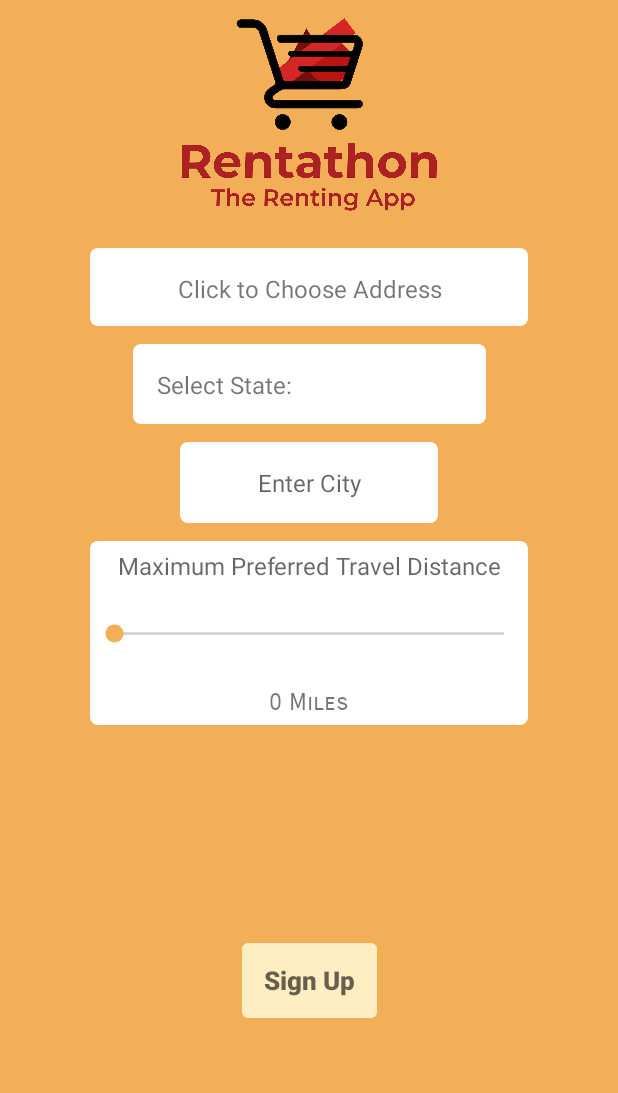
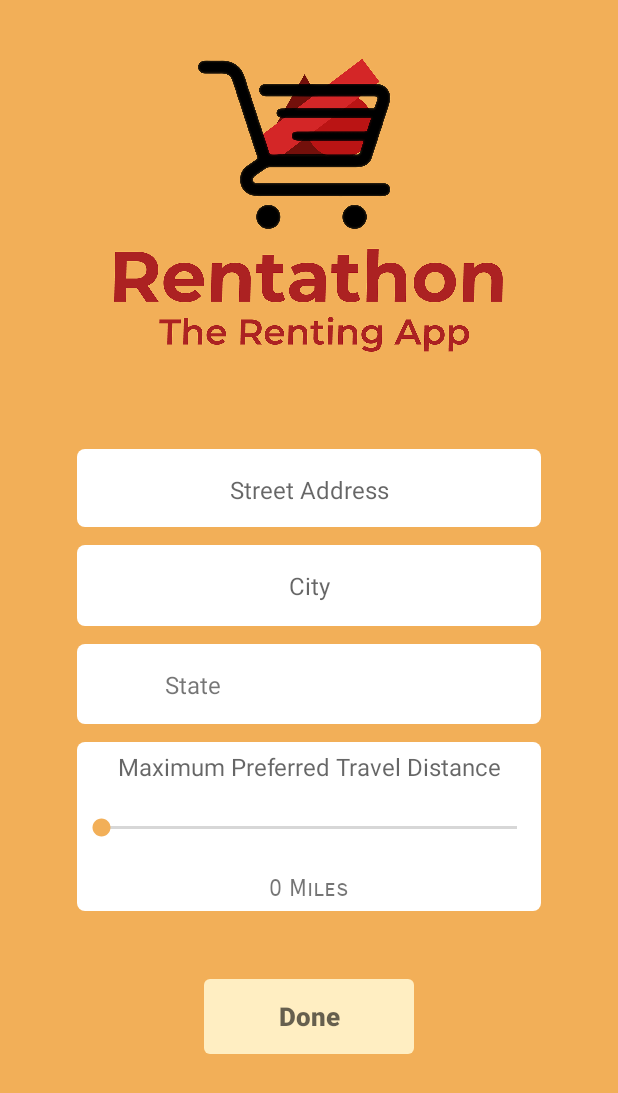
Before and after one commit to ayushpai/rentathon-android, an Android app: the SignUpPage2 screen opened directly, with no data from a screen before it, on a phone screen of 412 x 824 dp. Shown: the top 1093 px of the screen. Run offline under Robolectric (Android 15) with nearby library versions, the phone set to English and light mode, and no system bars; our stand-ins replace Firebase (no records; nobody signed in at launch, a user with empty details on screens opened directly); libraries missing offline, so code that uses them is left out: com.rtchagas.pingplacepicker; Roboto replaces fonts that are not available here; 1 statement that could not run was skipped.

Commit message:
added profile page and fixed constraint issues with account_signup_pg2.xml

```diff
--- a/app/src/main/res/layout/account_signup_pg2.xml
+++ b/app/src/main/res/layout/account_signup_pg2.xml
@@ -7,79 +7,88 @@
     android:background="@color/colorAccent"
     tools:context=".S">
 
+
     <ImageView
         android:id="@id/rentathon_logo"
-        android:layout_width="186dp"
-        android:layout_height="135dp"
-        android:layout_marginTop="10dp"
-        app:layout_constraintBottom_toTopOf="@+id/signin_email_input"
+        android:layout_width="0dp"
+        android:layout_height="0dp"
+        app:layout_constraintBottom_toBottomOf="parent"
         app:layout_constraintEnd_toEndOf="parent"
+        app:layout_constraintHeight_percent=".25"
+        app:layout_constraintHorizontal_bias="0.5"
         app:layout_constraintStart_toStartOf="parent"
         app:layout_constraintTop_toTopOf="parent"
+        app:layout_constraintVertical_bias="0.058"
+        app:layout_constraintWidth_percent=".70"
         app:srcCompat="@drawable/rentathon_the_renting_app_logo" />
 
     <TextView
         android:id="@+id/signup_address_input"
-        android:layout_width="match_parent"
+        android:layout_width="0dp"
         android:layout_height="52dp"
-        android:layout_marginLeft="60dp"
-        android:layout_marginTop="20dp"
-        android:layout_marginRight="60dp"
         android:background="@drawable/edt_txt"
         android:clickable="true"
-        android:text="Click to Choose Address"
+        android:gravity="center"
         android:inputType="textPersonName"
-        android:gravity="center"
         android:padding="16dp"
+        android:hint="Street Address"
         android:textSize="16sp"
+        app:layout_constraintBottom_toBottomOf="parent"
         app:layout_constraintEnd_toEndOf="parent"
-        app:layout_constraintHorizontal_bias="0.0"
         app:layout_constraintStart_toStartOf="parent"
-        app:layout_constraintTop_toBottomOf="@+id/rentathon_logo" />
-
+        app:layout_constraintTop_toBottomOf="@+id/rentathon_logo"
+        app:layout_constraintVertical_bias="0.108"
+        app:layout_constraintWidth_percent=".75" />
 
     <EditText
         android:id="@+id/signup_city_input"
-        android:layout_width="172dp"
+        android:layout_width="0dp"
+        app:layout_constraintWidth_percent=".75"
         android:layout_height="wrap_content"
         android:layout_marginTop="12dp"
         android:background="@drawable/edt_txt"
-        android:hint="Enter City"
+        android:hint="City"
         android:inputType="textPersonName"
         android:padding="16dp"
         android:textAlignment="center"
         android:textSize="16sp"
         app:layout_constraintEnd_toEndOf="parent"
-        app:layout_constraintHorizontal_bias="0.5"
         app:layout_constraintStart_toStartOf="parent"
-        app:layout_constraintTop_toBottomOf="@+id/state_in_layout" />
+        app:layout_constraintTop_toBottomOf="@+id/signup_address_input" />
 
     <androidx.constraintlayout.widget.ConstraintLayout
         android:id="@+id/state_in_layout"
-        android:layout_width="236dp"
+        android:layout_width="0dp"
+        app:layout_constraintWidth_percent=".75"
         android:layout_height="53dp"
         android:layout_marginTop="12dp"
+        android:layout_marginLeft="60dp"
+        android:layout_marginRight="60dp"
         app:layout_constraintEnd_toEndOf="parent"
         app:layout_constraintStart_toStartOf="parent"
-        app:layout_constraintTop_toBottomOf="@+id/signup_address_input">
+        app:layout_constraintTop_toBottomOf="@+id/signup_city_input">
 
         <TextView
             android:id="@+id/signup_state_txt"
-            android:layout_width="121dp"
+            android:layout_width="0dp"
             android:layout_height="match_parent"
             android:background="@drawable/condition_title_background"
-            android:text="Select State:"
             android:inputType="textPersonName"
             android:padding="16dp"
+            android:text="State"
+            android:textAlignment="center"
             android:textSize="16sp"
             app:layout_constraintBottom_toBottomOf="@+id/signup_country_input"
             app:layout_constraintEnd_toStartOf="@+id/signup_country_input"
-            app:layout_constraintTop_toTopOf="@+id/signup_country_input"
-            app:layout_constraintVertical_bias="0.0" />
+            app:layout_constraintHorizontal_bias="0.0"
+            app:layout_constraintStart_toStartOf="parent"
+            app:layout_constraintTop_toTopOf="parent"
+            app:layout_constraintVertical_bias="0.0"
+            app:layout_constraintWidth_percent=".5" />
 
         <Spinner
             android:id="@+id/signup_country_input"
-            android:layout_width="114dp"
+            android:layout_width="0dp"
             android:layout_height="53dp"
             android:background="@drawable/condition_spinner_background"
             android:entries="@array/states"
@@ -88,41 +97,43 @@
             android:textSize="16sp"
             app:layout_constraintBottom_toBottomOf="parent"
             app:layout_constraintEnd_toEndOf="parent"
-            app:layout_constraintTop_toTopOf="parent" />
+            app:layout_constraintTop_toTopOf="parent"
+            app:layout_constraintVertical_bias="0.0"
+            app:layout_constraintWidth_percent=".5" />
 
     </androidx.constraintlayout.widget.ConstraintLayout>
 
     <Button
-        android:id="@+id/signup_button"
-        android:layout_width="90dp"
+        android:id="@+id/done_button"
+        android:layout_width="140dp"
         android:layout_height="50dp"
         android:background="@drawable/login_btn"
         android:fontFamily="sans-serif-black"
-        android:hint="Sign Up"
+        android:hint="Done"
         android:textSize="17sp"
         app:layout_constraintBottom_toBottomOf="parent"
         app:layout_constraintEnd_toEndOf="parent"
+        app:layout_constraintHorizontal_bias="0.501"
         app:layout_constraintStart_toStartOf="parent"
-        app:layout_constraintTop_toBottomOf="@+id/proximity_seekbar_txt_output" />
+        app:layout_constraintTop_toBottomOf="@+id/proximity_seekbar_txt_output"
+        app:layout_constraintVertical_bias="0.271" />
 
     <ProgressBar
         android:id="@+id/progress_bar"
         android:layout_width="35dp"
         android:layout_height="35dp"
         android:theme="@style/LightProgressBarStyle"
-        app:layout_constraintBottom_toBottomOf="parent"
-        app:layout_constraintEnd_toEndOf="parent"
-        app:layout_constraintStart_toStartOf="parent"
-        app:layout_constraintTop_toBottomOf="@+id/proximity_seekbar_txt_output"/>
+        app:layout_constraintBottom_toBottomOf="@+id/done_button"
+        app:layout_constraintEnd_toEndOf="@+id/done_button"
+        app:layout_constraintStart_toStartOf="@+id/done_button"
+        app:layout_constraintTop_toTopOf="@+id/done_button" />
 
 
     <TextView
         android:id="@+id/proximity_seekbar_txt"
-        android:layout_width="match_parent"
+        android:layout_width="0dp"
         android:layout_height="wrap_content"
-        android:layout_marginLeft="60dp"
         android:layout_marginTop="12dp"
-        android:layout_marginRight="60dp"
         android:background="@drawable/seekbar_txt_top_background"
         android:hint="Maximum Preferred Travel Distance"
         android:padding="5dp"
@@ -130,16 +141,17 @@
         android:textSize="16sp"
         app:layout_constraintBottom_toTopOf="@+id/proximity_seekbar"
         app:layout_constraintEnd_toEndOf="@+id/proximity_seekbar"
-        app:layout_constraintHorizontal_bias="0.0"
+        app:layout_constraintHorizontal_bias="1.0"
         app:layout_constraintStart_toStartOf="@+id/proximity_seekbar"
-        app:layout_constraintTop_toBottomOf="@id/signup_city_input" />
+        app:layout_constraintTop_toBottomOf="@+id/state_in_layout"
+        app:layout_constraintWidth_percent=".75" />
 
     <SeekBar
         android:id="@+id/proximity_seekbar"
-        android:layout_width="match_parent"
-        android:layout_height="59dp"
-        android:layout_marginLeft="60dp"
-        android:layout_marginRight="60dp"
+        android:layout_width="0dp"
+        app:layout_constraintWidth_percent=".75"
+        android:layout_height="0dp"
+        app:layout_constraintHeight_percent=".06"
         android:background="@drawable/seekbar_background"
         app:layout_constraintEnd_toEndOf="parent"
         app:layout_constraintStart_toStartOf="parent"
@@ -147,10 +159,9 @@
 
     <TextView
         android:id="@+id/proximity_seekbar_txt_output"
-        android:layout_width="match_parent"
+        android:layout_width="0dp"
+        app:layout_constraintWidth_percent=".75"
         android:layout_height="wrap_content"
-        android:layout_marginLeft="60dp"
-        android:layout_marginRight="60dp"
         android:background="@drawable/seekbar_txt_bottom_background"
         android:fontFamily="sans-serif-smallcaps"
         android:textSize="16sp"
```
Also changed, not shown: app/src/main/res/drawable/skip_btn.xml (added, +18 -0 lines), app/src/main/res/layout/account_signup_profile_pic.xml (added, +87 -0 lines).
